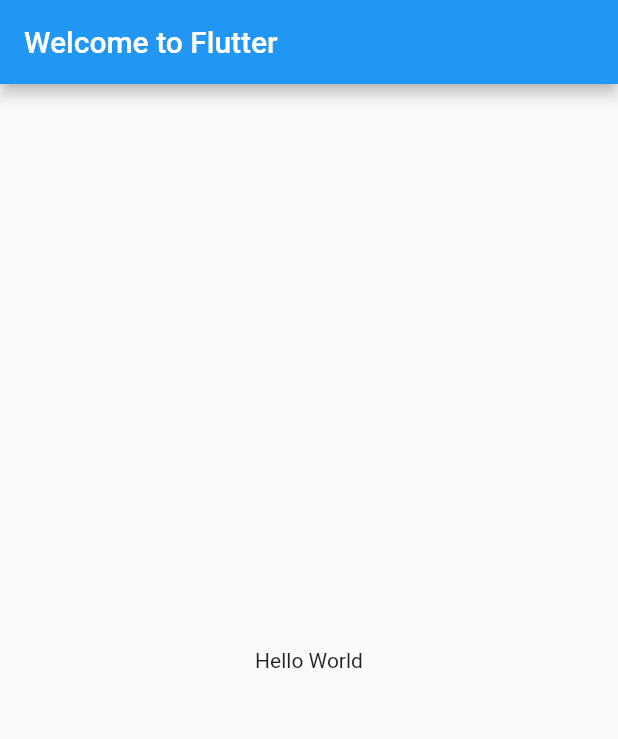
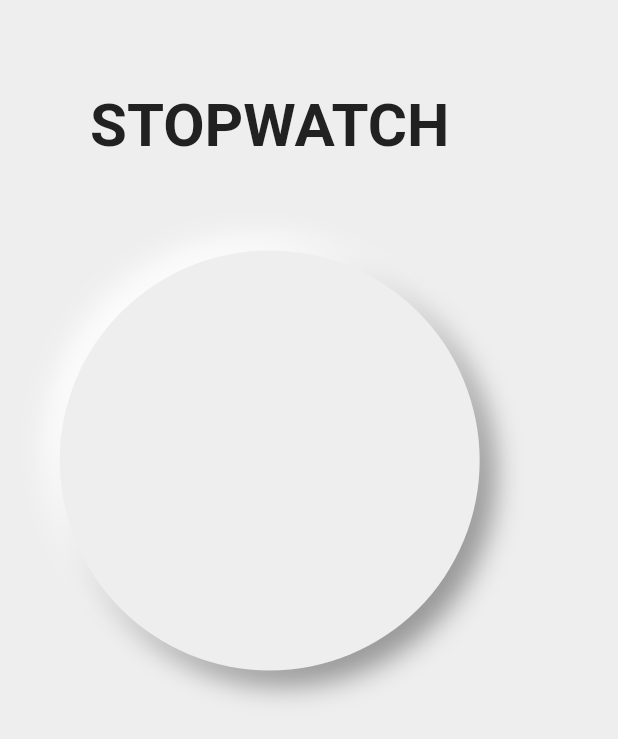
Before and after one commit to mfrashad/flutter-stopwatch, a Flutter app: the screen it shows after launch, on a phone screen of 412 x 824 dp. Shown: the top 739 px of the screen. Run offline on Flutter 3.47's test engine with Material 2 defaults, Android fonts, the phone set to English and light mode, and no system bars.

Commit message:
Add Counter Container

```diff
--- a/lib/main.dart
+++ b/lib/main.dart
@@ -6,14 +6,40 @@ class MyApp extends StatelessWidget {
   @override
   Widget build(BuildContext context) {
     return MaterialApp(
-      title: 'Welcome to Flutter',
+      title: 'STOPWATCH',
       home: Scaffold(
-        appBar: AppBar(
-          title: const Text('Welcome to Flutter'),
-        ),
-        body: const Center(
-          child: const Text('Hello World'),
-        ),
+        backgroundColor: Colors.grey.shade200,
+        body: Column(
+          children: <Widget>[
+            Padding(
+              padding: const EdgeInsets.symmetric(horizontal: 60, vertical: 60),
+              child: Text("STOPWATCH",
+                  style: TextStyle(
+                    fontSize: 40,
+                    fontWeight: FontWeight.bold,
+                    color: Colors.grey.shade900,
+                  )
+              ),
+            ),
+            Container(
+              width: 280,
+              height: 280,
+              decoration: BoxDecoration(
+                  color: Colors.grey.shade200,
+                  shape: BoxShape.circle,
+                  boxShadow: [
+                    BoxShadow(
+                        offset: Offset(10, 10),
+                        color: Colors.black38,
+                        blurRadius: 15),
+                    BoxShadow(
+                        offset: Offset(-10, -10),
+                        color: Colors.white.withOpacity(0.85),
+                        blurRadius: 15)
+                  ]),
+            )
+          ],
+        )
       ),
     );
   }
```
